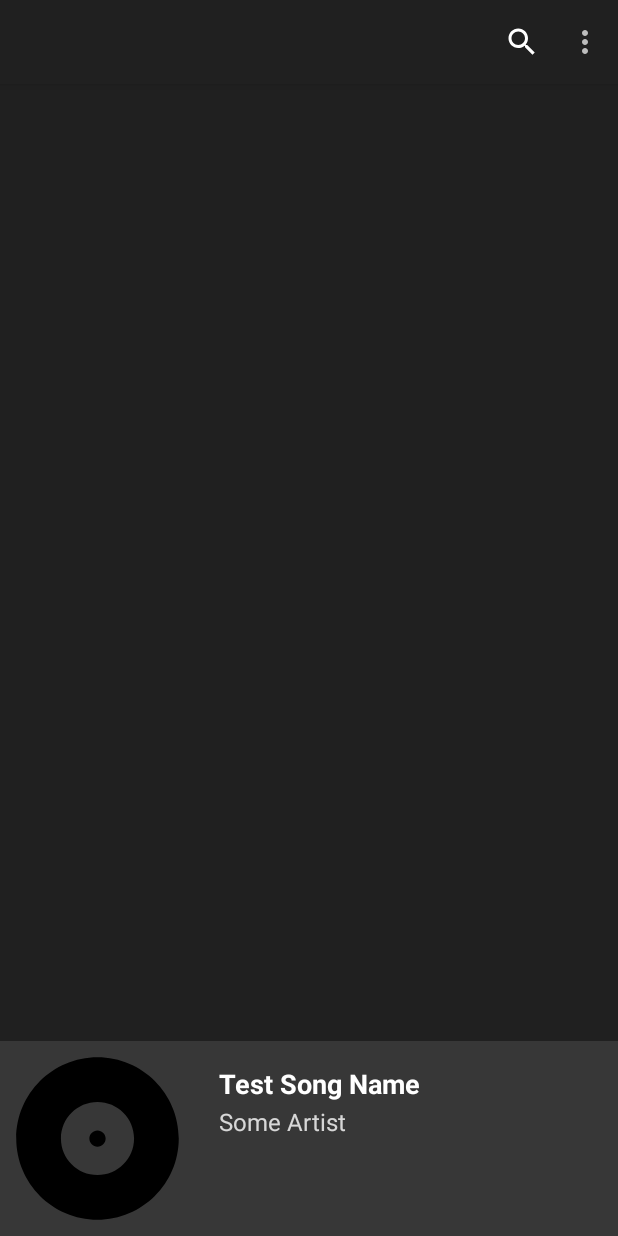
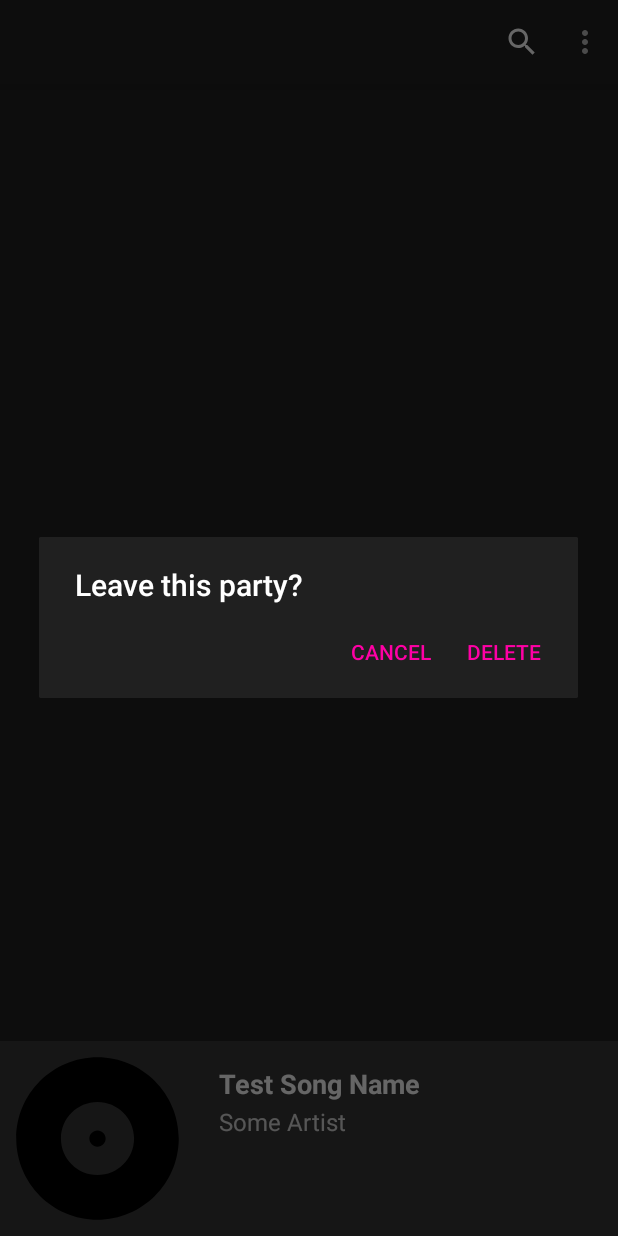
Before and after one commit to chiario/curate, an Android app: the MainActivity screen opened directly, with no data from a screen before it, in the options menu, after a tap on "Leave Party", on a phone screen of 412 x 824 dp. Run offline under Robolectric (Android 15) with nearby library versions, the phone set to English and light mode, and no system bars; our stand-ins replace ButterKnife; libraries missing offline, so code that uses them is left out: androidx.palette.graphics, com.parse, com.parse.livequery, com.spotify.protocol; pictures from the network do not load; 7 statements that could not run were skipped.

Commit message:
Fixed coordinator layout search bar

```diff
--- a/app/src/main/AndroidManifest.xml
+++ b/app/src/main/AndroidManifest.xml
@@ -19,7 +19,8 @@
                 <category android:name="android.intent.category.LAUNCHER" />
             </intent-filter>
         </activity>
-        <activity android:name=".activities.MainActivity"></activity>
+        <activity android:name=".activities.MainActivity"
+            android:screenOrientation="portrait"></activity>
     </application>
 
 </manifest>
--- a/app/src/main/java/com/example/curate/activities/MainActivity.java
+++ b/app/src/main/java/com/example/curate/activities/MainActivity.java
@@ -11,6 +11,7 @@ import android.os.Bundle;
 import android.text.SpannableStringBuilder;
 import android.text.Spanned;
 import android.text.style.ForegroundColorSpan;
+import android.util.DisplayMetrics;
 import android.util.Log;
 import android.view.Menu;
 import android.view.MenuInflater;
@@ -45,6 +46,7 @@ import com.example.curate.models.Party;
 import com.example.curate.models.Song;
 import com.example.curate.utils.Spotify;
 import com.google.android.material.appbar.AppBarLayout;
+import com.google.android.material.bottomsheet.BottomSheetBehavior;
 import com.parse.ParseException;
 import com.parse.SaveCallback;
 import com.spotify.protocol.client.Subscription;
@@ -73,7 +75,6 @@ public class MainActivity extends AppCompatActivity implements SearchAdapter.OnS
     @BindView(R.id.flPlaceholder) FrameLayout flPlaceholder;
     @BindView(R.id.ablMain) AppBarLayout ablMain;
     @BindView(R.id.tbMain) Toolbar tbMain;
-    @BindView(R.id.nsvCurrPlaying) NestedScrollView nsvCurrPlaying;
     private FragmentManager fm = getSupportFragmentManager();
     private Fragment activeFragment;
     private Spotify.TrackProgressBar mTrackProgressBar;
@@ -163,14 +164,25 @@ public class MainActivity extends AppCompatActivity implements SearchAdapter.OnS
 
         setSupportActionBar(tbMain);
         getSupportActionBar().setDisplayShowTitleEnabled(false);
-//        ViewGroup.MarginLayoutParams params = (ViewGroup.MarginLayoutParams) flPlaceholder.getLayoutParams();
-//        params.bottomMargin = nsvCurrPlaying.getHeight() + ablMain.getHeight();
+    }
+
+    public int pxToDp(int px) {
+        DisplayMetrics displayMetrics = getResources().getDisplayMetrics();
+        return Math.round(px / (displayMetrics.xdpi / DisplayMetrics.DENSITY_DEFAULT));
+    }
+
+    public int dpToPx(int dp) {
+        DisplayMetrics displayMetrics = getResources().getDisplayMetrics();
+        return Math.round(dp * (displayMetrics.xdpi / DisplayMetrics.DENSITY_DEFAULT));
     }
 
     @Override
     public boolean onCreateOptionsMenu(Menu menu) {
         MenuInflater inflater = getMenuInflater();
         inflater.inflate(R.menu.menu_main, menu);
+        menu.findItem(R.id.miDeleteParty).setVisible(isAdmin);
+        menu.findItem(R.id.miLeaveParty).setVisible(!isAdmin);
+
         SearchManager searchManager = (SearchManager) getSystemService(Context.SEARCH_SERVICE);
         MenuItem searchItem = menu.findItem(R.id.miSearch);
         Drawable d = getDrawable(R.drawable.ic_search);
@@ -220,6 +232,10 @@ public class MainActivity extends AppCompatActivity implements SearchAdapter.OnS
             case R.id.miGenerate:
                 break;
             case R.id.miLeaveParty:
+                onLeaveQueue();
+                break;
+            case R.id.miDeleteParty:
+                onDeleteQueue();
                 break;
             default:
                 return super.onOptionsItemSelected(item);
@@ -374,7 +390,7 @@ public class MainActivity extends AppCompatActivity implements SearchAdapter.OnS
     }*/
 
 //    @OnClick(R.id.ibDeleteQueue)
-    public void onDeleteQueue(View v) {
+    public void onDeleteQueue() {
         AlertDialog.Builder builder = new AlertDialog.Builder(this);
         builder.setTitle("Delete this party?")
                 .setMessage("You won't be able to undo this action!")
@@ -391,7 +407,7 @@ public class MainActivity extends AppCompatActivity implements SearchAdapter.OnS
     }
 
 //    @OnClick(R.id.ibLeaveQueue)
-    public void onLeaveQueue(View v) {
+    public void onLeaveQueue() {
         String message = "You can rejoin this party with the following code: " + party.getJoinCode();
         int joinCodeColor = ContextCompat.getColor(this, R.color.colorAccent_text);
         SpannableStringBuilder messageSpan = new SpannableStringBuilder(message);
--- a/app/src/main/res/layout/activity_main.xml
+++ b/app/src/main/res/layout/activity_main.xml
@@ -1,67 +1,45 @@
 <?xml version="1.0" encoding="utf-8"?>
-<androidx.coordinatorlayout.widget.CoordinatorLayout xmlns:android="http://schemas.android.com/apk/res/android"
+<RelativeLayout
+    android:layout_width="match_parent"
+    android:layout_height="fill_parent"
+    android:fitsSystemWindows="true"
+    xmlns:android="http://schemas.android.com/apk/res/android"
     xmlns:app="http://schemas.android.com/apk/res-auto"
-    xmlns:tools="http://schemas.android.com/tools"
+    xmlns:tools="http://schemas.android.com/tools">
+    <androidx.coordinatorlayout.widget.CoordinatorLayout
         android:layout_width="match_parent"
         android:layout_height="match_parent"
         android:fitsSystemWindows="true"
-    tools:context=".activities.MainActivity">
-
+        tools:context=".activities.MainActivity"
+        android:layout_above="@id/clCurrPlaying">
             <com.google.android.material.appbar.AppBarLayout
                 android:id="@+id/ablMain"
                 android:layout_width="match_parent"
-        android:layout_height="wrap_content">
-
+                android:layout_height="wrap_content"
+                android:background="@color/white_10"
+                android:elevation="10dp"
+                app:layout_behavior="com.google.android.material.appbar.AppBarLayout$Behavior">
                 <androidx.appcompat.widget.Toolbar
                     android:id="@+id/tbMain"
                     android:layout_width="match_parent"
                     android:layout_height="?attr/actionBarSize"
-            android:elevation="10dp"
-            app:layout_scrollFlags="scroll|enterAlways" />
+                    app:layout_scrollFlags="scroll|enterAlways"/>
             </com.google.android.material.appbar.AppBarLayout>
-
             <FrameLayout
                 android:id="@+id/flPlaceholder"
                 android:layout_width="match_parent"
                 android:layout_height="match_parent"
-        android:layout_marginBottom="186dp"
+                android:layout_above="@id/clCurrPlaying"
+                android:layout_below="@id/ablMain"
                 app:layout_behavior="@string/appbar_scrolling_view_behavior" />
-
-    <androidx.core.widget.NestedScrollView
-        android:id="@+id/nsvCurrPlaying"
-        android:layout_width="match_parent"
-        android:layout_height="130dp"
-        android:layout_gravity="bottom">
-
+    </androidx.coordinatorlayout.widget.CoordinatorLayout>
     <androidx.constraintlayout.widget.ConstraintLayout
         android:id="@+id/clCurrPlaying"
         android:layout_width="match_parent"
         android:layout_height="130dp"
-            android:background="@color/white_10"
-            android:minHeight="130dp"
-            app:layout_behavior="com.google.android.material.bottomsheet.BottomSheetBehavior"
-            app:layout_constraintBottom_toBottomOf="parent"
-            app:layout_constraintEnd_toEndOf="parent"
-            app:layout_constraintStart_toStartOf="parent">
-
-            <!--<ImageView
-                    android:id="@+id/image"
-                    android:layout_width="0dp"
-                    android:layout_height="0dp"
-                    android:layout_marginStart="24dp"
-                    android:layout_marginLeft="24dp"
-                    android:layout_marginEnd="24dp"
-                    android:layout_marginRight="24dp"
-                    android:onClick="onImageClicked"
-                    app:layout_constraintBottom_toBottomOf="parent"
-                    app:layout_constraintDimensionRatio="1:1"
-                    app:layout_constraintEnd_toEndOf="parent"
-                    app:layout_constraintStart_toStartOf="parent"
-                    app:layout_constraintVertical_bias="0.05"
-                    tools:srcCompat="@drawable/widget_placeholder" />
-
-               />
-        -->
+        android:layout_alignParentBottom="true"
+        android:layout_gravity="bottom"
+        android:background="@color/white_10">
         <!-- Current Track -->
 
         <ImageView
@@ -157,8 +135,5 @@
             app:layout_constraintStart_toEndOf="@+id/play_pause_button"
             app:layout_constraintTop_toTopOf="@+id/play_pause_button"
             app:srcCompat="@drawable/btn_next" />
-
-
     </androidx.constraintlayout.widget.ConstraintLayout>
-    </androidx.core.widget.NestedScrollView>
-</androidx.coordinatorlayout.widget.CoordinatorLayout>
+</RelativeLayout>
--- a/app/src/main/res/menu/menu_main.xml
+++ b/app/src/main/res/menu/menu_main.xml
@@ -15,4 +15,7 @@
         android:id="@+id/miGenerate"
         android:icon="@android:drawable/ic_menu_delete"
         android:title="Generate Code"/>
+    <item
+        android:id="@+id/miDeleteParty"
+        android:title="Delete Party" />
 </menu>
```
Lines whose indentation alone changed are shown as unchanged.
